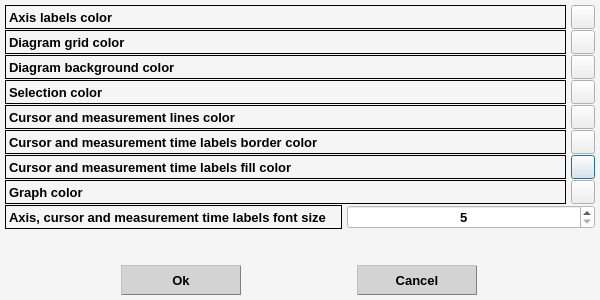
First picture: the form in CLIENT/RHE_Client/dialog_select_diagram_settings.ui, repository qvinn/RHE, before the edit.
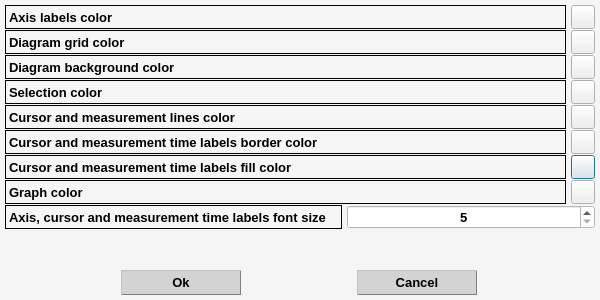
Second picture: the form after the edit.

```diff
--- a/CLIENT/RHE_Client/dialog_select_diagram_settings.ui
+++ b/CLIENT/RHE_Client/dialog_select_diagram_settings.ui
@@ -291,13 +291,13 @@
        <property name="minimumSize">
         <size>
          <width>120</width>
-         <height>30</height>
+         <height>25</height>
         </size>
        </property>
        <property name="maximumSize">
         <size>
          <width>120</width>
-         <height>16777215</height>
+         <height>25</height>
         </size>
        </property>
        <property name="font">
@@ -368,13 +368,13 @@
        <property name="minimumSize">
         <size>
          <width>120</width>
-         <height>30</height>
+         <height>25</height>
         </size>
        </property>
        <property name="maximumSize">
         <size>
          <width>120</width>
-         <height>16777215</height>
+         <height>25</height>
         </size>
        </property>
        <property name="font">
```
